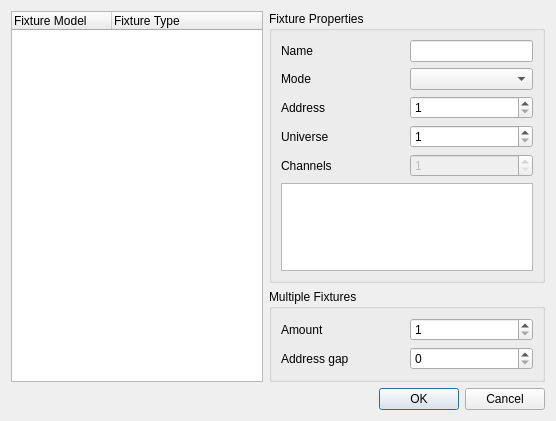
Above: branches/qt4/main/src/addfixture.ui from Bondzio/qlc before the change. Below: the same form after it.
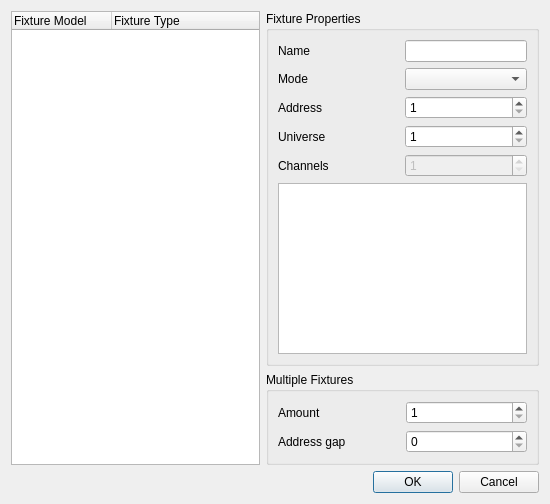
That is the form after the change.

```diff
--- a/branches/qt4/main/src/addfixture.ui
+++ b/branches/qt4/main/src/addfixture.ui
@@ -5,14 +5,14 @@
    <rect>
     <x>0</x>
     <y>0</y>
-    <width>556</width>
-    <height>421</height>
+    <width>550</width>
+    <height>504</height>
    </rect>
   </property>
   <property name="windowTitle" >
    <string>Add fixture</string>
   </property>
-  <layout class="QGridLayout" name="gridLayout_2" >
+  <layout class="QGridLayout" name="gridLayout_3" >
    <item rowspan="2" row="0" column="0" >
     <widget class="QTreeWidget" name="m_tree" >
      <property name="sizePolicy" >
@@ -166,17 +166,15 @@
      <property name="title" >
       <string>Multiple Fixtures</string>
      </property>
-     <layout class="QVBoxLayout" >
-      <item>
-       <layout class="QHBoxLayout" >
-        <item>
+     <layout class="QGridLayout" name="gridLayout_2" >
+      <item row="0" column="0" >
          <widget class="QLabel" name="m_amountLabel" >
           <property name="text" >
            <string>Amount</string>
           </property>
          </widget>
         </item>
-        <item>
+      <item row="0" column="1" >
          <widget class="QSpinBox" name="m_amountSpin" >
           <property name="sizePolicy" >
            <sizepolicy vsizetype="Preferred" hsizetype="Preferred" >
@@ -192,18 +190,14 @@
           </property>
          </widget>
         </item>
-       </layout>
-      </item>
-      <item>
-       <layout class="QHBoxLayout" >
-        <item>
+      <item row="1" column="0" >
          <widget class="QLabel" name="m_gapLabel" >
           <property name="text" >
            <string>Address gap</string>
           </property>
          </widget>
         </item>
-        <item>
+      <item row="1" column="1" >
          <widget class="QSpinBox" name="m_gapSpin" >
           <property name="sizePolicy" >
            <sizepolicy vsizetype="Preferred" hsizetype="Preferred" >
@@ -215,8 +209,6 @@
            <number>128</number>
           </property>
          </widget>
-        </item>
-       </layout>
       </item>
      </layout>
     </widget>
```
Left out of the diff: 24 changed lines with no effect on the pictures. Lines whose indentation alone changed are shown as unchanged.
